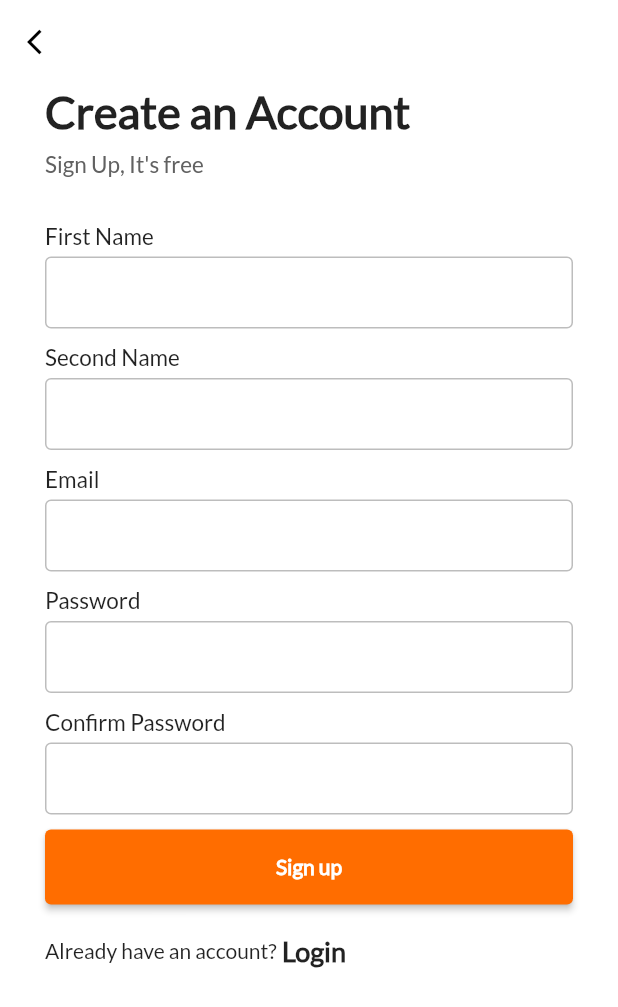
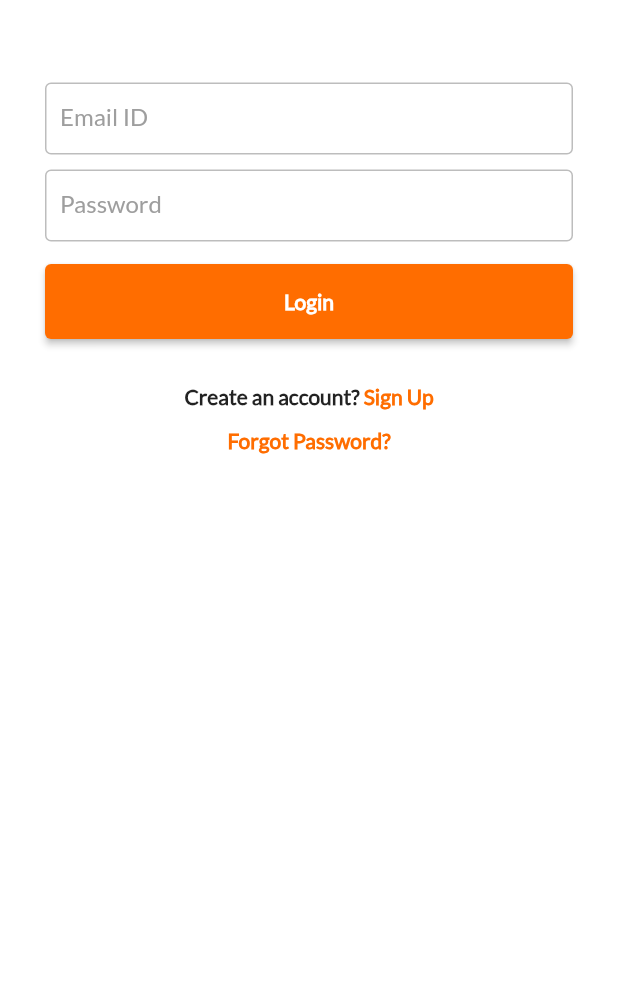
Before and after one commit to saptarshiweb/attendly, a Flutter app: the screen it shows after launch, on a phone screen of 412 x 824 dp. Shown: the top 1007 px of the screen. Run offline on Flutter 3.47's test engine with Material 2 defaults, Android fonts, the light colour scheme and no system bars; our stand-ins replace flutter_zoom_drawer, lottie; missing offline and left inert: simple_barcode_scanner; network calls fail.

Commit message:
Login/SignUp Working Fine

```diff
--- /dev/null
+++ b/lib/color_constants.dart
@@ -0,0 +1,3 @@
+import 'package:flutter/material.dart';
+
+Color accent = Colors.deepOrangeAccent.shade700;
--- /dev/null
+++ b/lib/custom_widgets.dart
@@ -0,0 +1,29 @@
+import 'package:flutter/material.dart';
+
+Color accent = Colors.orangeAccent.shade700;
+
+Widget inputFile(
+    {label, obscureText = false, required TextEditingController controller}) {
+  return Padding(
+    padding: const EdgeInsets.only(top: 5, bottom: 5),
+    child: TextFormField(
+      cursorColor: accent,
+      controller: controller,
+      obscureText: obscureText,
+      decoration: InputDecoration(
+          labelText: label,
+          labelStyle: const TextStyle(color: Colors.grey),
+          contentPadding:
+              const EdgeInsets.symmetric(vertical: 0, horizontal: 10),
+          enabledBorder: OutlineInputBorder(
+            borderSide: BorderSide(color: Colors.grey.shade400),
+          ),
+          focusedBorder: OutlineInputBorder(
+            borderSide:
+                BorderSide(color: Colors.orangeAccent.shade700, width: 2),
+          ),
+          border: OutlineInputBorder(
+              borderSide: BorderSide(color: Colors.grey.shade400))),
+    ),
+  );
+}
--- a/lib/main.dart
+++ b/lib/main.dart
@@ -1,10 +1,62 @@
-import 'package:attendly/screens/register_screen.dart';
+import 'dart:convert';
+
+import 'package:attendly/models/user_model.dart';
+import 'package:attendly/screens/home_page_main.dart';
+import 'package:attendly/screens/login_screen.dart';
 import 'package:flutter/material.dart';
+import 'package:http/http.dart' as http;
 
-void main() {
+void main() async {
   runApp(MaterialApp(
     theme: ThemeData(fontFamily: 'lato'),
     debugShowCheckedModeBanner: false,
-    home: const RegisterScreen(),
+    home: const StartWidget(),
   ));
 }
+
+class StartWidget extends StatefulWidget {
+  const StartWidget({Key? key}) : super(key: key);
+
+  @override
+  State<StartWidget> createState() => _StartWidgetState();
+}
+
+class _StartWidgetState extends State<StartWidget> {
+  String url = 'https://attendly-backend.vercel.app/api/profile';
+
+  Future profilefetch() async {
+    final response = await http.get(
+      Uri.parse(url),
+      headers: <String, String>{
+        'Content-Type': 'application/json; charset=UTF-8',
+      },
+    );
+    ProfileLoggedIn profile =
+        ProfileLoggedIn(isAuth: false, id: '', email: '', name: '');
+
+    if (response.statusCode == 200) {
+      profile = ProfileLoggedIn.fromJson(jsonDecode(response.body));
+    }
+  }
+
+  @override
+  void initState() {
+    // TODO: implement initState
+    profilefetch();
+    super.initState();
+  }
+
+  @override
+  Widget build(BuildContext context) {
+    return FutureBuilder(
+        future: profilefetch(),
+        builder: (context, snapshot) {
+          if (snapshot.hasData) {
+            if (snapshot.data!.isAuth == true) {
+              return const HomePage();
+            }
+          }
+          return const LoginScreen();
+        });
+  }
+}
--- a/lib/models/user_model.dart
+++ b/lib/models/user_model.dart
@@ -23,3 +23,66 @@ class UserRegister {
     );
   }
 }
+
+
+//Login User
+class UserLogin {
+  final String email;
+  final String password;
+
+  UserLogin({
+    required this.email,
+    required this.password,
+  });
+
+  factory UserLogin.fromJson(Map<String, dynamic> json) {
+    return UserLogin(
+      email: json['email'],
+      password: json['password'],
+    );
+  }
+}
+
+
+//Response Message for Logging In
+
+class LoginResponseMessage {
+  final bool isAuth;
+  final String message;
+
+  LoginResponseMessage({
+    required this.isAuth,
+    required this.message,
+  });
+
+  factory LoginResponseMessage.fromJson(Map<String, dynamic> json) {
+    return LoginResponseMessage(
+      isAuth: json['isAuth'],
+      message: json['message'],
+    );
+  }
+}
+//Profile logged In
+
+class ProfileLoggedIn {
+  final bool isAuth;
+  final String id;
+  final String email;
+  final String name;
+
+  ProfileLoggedIn({
+    required this.isAuth,
+    required this.id,
+    required this.email,
+    required this.name,
+  });
+
+  factory ProfileLoggedIn.fromJson(Map<String, dynamic> json) {
+    return ProfileLoggedIn(
+      isAuth: json['isAuth'],
+      id: json['id'],
+      email: json['email'],
+      name: json['name'],
+    );
+  }
+}
--- a/lib/screens/login_screen.dart
+++ b/lib/screens/login_screen.dart
@@ -1,7 +1,14 @@
 // ignore_for_file: prefer_const_constructors
 
+import 'dart:convert';
+
+import 'package:attendly/custom_widgets.dart';
+import 'package:attendly/models/user_model.dart';
+import 'package:attendly/screens/home_page_main.dart';
+import 'package:attendly/screens/register_screen.dart';
+import 'package:flutter/cupertino.dart';
 import 'package:flutter/material.dart';
-import 'package:flutter/services.dart';
+import 'package:http/http.dart' as http;
 
 class LoginScreen extends StatefulWidget {
   const LoginScreen({super.key});
@@ -11,58 +18,111 @@ class LoginScreen extends StatefulWidget {
 }
 
 class _LoginScreenState extends State<LoginScreen> {
+  Color accent = Colors.orangeAccent.shade700;
+  TextEditingController emailController = TextEditingController();
+  TextEditingController passwordController = TextEditingController();
+
+  String url = 'https://attendly-backend.vercel.app/api/login';
+
+  Future LoginUser(String email, String pass) async {
+    final response = await http.post(
+      Uri.parse(url),
+      headers: <String, String>{
+        'Content-Type': 'application/json; charset=UTF-8',
+      },
+      body: jsonEncode(<String, String>{
+        'email': email,
+        'password': pass,
+      }),
+    );
+
+    if (response.statusCode == 200) {
+      // ignore: use_build_context_synchronously, unrelated_type_equality_checks
+      LoginResponseMessage loginmessage =
+          LoginResponseMessage(isAuth: false, message: '');
+      loginmessage = LoginResponseMessage.fromJson(jsonDecode(response.body));
+
+      if (loginmessage.isAuth) {
+        // ignore: use_build_context_synchronously
+        Navigator.push(
+          context,
+          CupertinoPageRoute(builder: (context) => HomePage()),
+        );
+      } else {
+        print(loginmessage.message);
+      }
+    }
+  }
+
   @override
   Widget build(BuildContext context) {
     return Scaffold(
       resizeToAvoidBottomInset: false,
       backgroundColor: Colors.white,
       appBar: AppBar(
-        elevation: 0,
-        backgroundColor: Colors.white,
-        leading: IconButton(
-          onPressed: () {
-            Navigator.pop(context);
-          },
-          icon: Icon(
-            Icons.arrow_back_ios,
-            size: 20,
-            color: Colors.black,
-          ),
-        ),
-        systemOverlayStyle: SystemUiOverlayStyle.dark,
+        toolbarHeight: 0.0,
       ),
       body: SingleChildScrollView(
-          child: Column(
-        children: const [],
+          child: Padding(
+        padding: const EdgeInsets.only(left: 30, right: 30),
+        child: Column(
+          crossAxisAlignment: CrossAxisAlignment.start,
+          children: [
+            SizedBox(height: 50),
+            inputFile(label: "Email ID", controller: emailController),
+            inputFile(label: "Password", controller: passwordController),
+            SizedBox(height: 10),
+            ElevatedButton(
+              onPressed: () {
+                LoginUser(emailController.text, passwordController.text);
+              },
+              style: ElevatedButton.styleFrom(
+                  backgroundColor: accent, minimumSize: Size.fromHeight(50)),
+              child: Padding(
+                padding: const EdgeInsets.all(12.0),
+                child: Text(
+                  "Login",
+                  style: TextStyle(
+                    fontWeight: FontWeight.bold,
+                    fontSize: 14,
+                    color: Colors.white,
+                  ),
+                ),
+              ),
+            ),
+            SizedBox(height: 30),
+            Row(
+              mainAxisAlignment: MainAxisAlignment.center,
+              children: [
+                Text(
+                  'Create an account? ',
+                  style: TextStyle(fontWeight: FontWeight.bold),
+                ),
+                GestureDetector(
+                  onTap: () {
+                    Navigator.pushReplacement(
+                        context,
+                        CupertinoPageRoute(
+                            builder: (context) => RegisterScreen()));
+                  },
+                  child: Text('Sign Up',
+                      style: TextStyle(
+                          color: accent, fontWeight: FontWeight.bold)),
+                )
+              ],
+            ),
+            SizedBox(height: 12),
+            Center(
+              child: GestureDetector(
+                onTap: () {},
+                child: Text('Forgot Password?',
+                    style:
+                        TextStyle(color: accent, fontWeight: FontWeight.bold)),
+              ),
+            )
+          ],
+        ),
       )),
     );
   }
 }
-
-// we will be creating a widget for text field
-Widget inputFile({label, obscureText = false}) {
-  return Column(
-    crossAxisAlignment: CrossAxisAlignment.start,
-    children: <Widget>[
-      Text(
-        label,
-        style: TextStyle(
-            fontSize: 15, fontWeight: FontWeight.w400, color: Colors.black87),
-      ),
-      SizedBox(height: 5),
-      TextField(
-        obscureText: obscureText,
-        decoration: InputDecoration(
-            contentPadding: EdgeInsets.symmetric(vertical: 0, horizontal: 10),
-            enabledBorder: OutlineInputBorder(
-              borderSide: BorderSide(color: Colors.grey.shade400),
-            ),
-            border: OutlineInputBorder(
-                borderSide: BorderSide(color: Colors.grey.shade400))),
-      ),
-      SizedBox(
-        height: 10,
-      )
-    ],
-  );
-}
--- a/lib/screens/register_screen.dart
+++ b/lib/screens/register_screen.dart
@@ -2,7 +2,9 @@
 
 import 'dart:convert';
 
+import 'package:attendly/custom_widgets.dart';
 import 'package:attendly/screens/login_screen.dart';
+import 'package:flutter/cupertino.dart';
 import 'package:flutter/material.dart';
 import 'package:flutter/services.dart';
 import 'package:http/http.dart' as http;
@@ -21,28 +23,7 @@ class _RegisterScreenState extends State<RegisterScreen> {
 
   String url = 'https://attendly-backend.vercel.app/api/register';
 
-  String firstname = 'Saptarshi';
-  String secondname = 'Mandal';
-  String email = 'sapmessi12345@gmail.com';
-  String password1 = '123456789';
-  String password2 = '123456789';
-
-  // Future save() async {
-  //   var res = await http.post(Uri.parse(url), headers: <String, String>{
-  //     'Context-Type': 'application/json;charSet=UTF-8'
-  //   }, body: <String, String>{
-  //     'firstname': firstnameController.text,
-  //     'secondname': secondnameController.text,
-  //     'email': emailController.text,
-  //     'password': passwordController.text,
-  //     'password2': password2Controller.text
-  //   });
-  //   print(res.body);
-  //   Navigator.push(
-  //       context, MaterialPageRoute(builder: (context) => LoginScreen()));
-  // }
-
-  Future<UserRegister> createPost(String fname, String sname, String email,
+  Future registerUser(String fname, String sname, String email,
       String pass, String pass2) async {
     final response = await http.post(
       Uri.parse(url),
@@ -58,18 +39,6 @@ class _RegisterScreenState extends State<RegisterScreen> {
       }),
     );
 
-    if (response.statusCode == 201 ||
-        response.statusCode == 200) {
-      // If the server did return a 201 CREATED response,
-      // then parse the JSON.
-      return UserRegister.fromJson(jsonDecode(response.body));
-    } else {
-      // If the server did not return a 201 CREATED response,
-      // then throw an exception.
-      // ignore: prefer_interpolation_to_compose_strings
-      throw Exception('Failed to create Notes: Status Code - ' +
-          response.statusCode.toString());
-    }
   }
 
   TextEditingController firstnameController = TextEditingController();
@@ -78,7 +47,7 @@ class _RegisterScreenState extends State<RegisterScreen> {
   TextEditingController passwordController = TextEditingController();
   TextEditingController password2Controller = TextEditingController();
 
-  late UserRegister _userRegister;
+  bool value = false;
 
   @override
   Widget build(BuildContext context) {
@@ -90,7 +59,8 @@ class _RegisterScreenState extends State<RegisterScreen> {
         backgroundColor: Colors.white,
         leading: IconButton(
           onPressed: () {
-            Navigator.pop(context);
+            Navigator.pushReplacement(context,
+                CupertinoPageRoute(builder: (context) => LoginScreen()));
           },
           icon: Icon(
             Icons.arrow_back_ios,
@@ -130,14 +100,37 @@ class _RegisterScreenState extends State<RegisterScreen> {
                   label: "Confirm Password",
                   obscureText: true,
                   controller: password2Controller),
+
+              //checkbox
+
+              SizedBox(height: 12),
+
+              Row(
+                children: [
+                  Checkbox(
+                    value: value,
+                    onChanged: (bool? value) {
+                      setState(() {
+                        this.value = value!;
+                      });
+                    },
+                  ),
+                  Text(' I agree to the Terms & Conditions'),
+                ],
+              ),
+              SizedBox(height: 20), //Ch
               ElevatedButton(
                 onPressed: () {
-                  createPost(
-                    firstname,secondname,email,password1,password2
-              );
+                  registerUser(
+                    firstnameController.text,
+                    secondnameController.text,
+                    emailController.text,
+                    passwordController.text,
+                    password2Controller.text,
+                  );
 
-                  // Navigator.push(context,
-                  //     MaterialPageRoute(builder: (context) => LoginScreen()));
+                  Navigator.pushReplacement(context,
+                      CupertinoPageRoute(builder: (context) => LoginScreen()));
                 },
                 style: ElevatedButton.styleFrom(
                     backgroundColor: accent, minimumSize: Size.fromHeight(50)),
@@ -166,8 +159,10 @@ class _RegisterScreenState extends State<RegisterScreen> {
                     },
                     child: Text(
                       " Login",
-                      style:
-                          TextStyle(fontWeight: FontWeight.w600, fontSize: 18),
+                      style: TextStyle(
+                          fontWeight: FontWeight.w600,
+                          fontSize: 16,
+                          color: accent),
                     ),
                   )
                 ],
@@ -182,33 +177,3 @@ class _RegisterScreenState extends State<RegisterScreen> {
 }
 
 // we will be creating a widget for text field
-Widget inputFile(
-    {label, obscureText = false, required TextEditingController controller}) {
-  return Column(
-    crossAxisAlignment: CrossAxisAlignment.start,
-    children: <Widget>[
-      Text(
-        label,
-        style: TextStyle(
-            fontSize: 15, fontWeight: FontWeight.w400, color: Colors.black87),
-      ),
-      SizedBox(height: 5),
-      TextField(
-        controller: controller,
-        obscureText: obscureText,
-        decoration: InputDecoration(
-            contentPadding: EdgeInsets.symmetric(vertical: 0, horizontal: 10),
-            enabledBorder: OutlineInputBorder(
-              borderSide: BorderSide(color: Colors.grey.shade400),
-            ),
-            focusedBorder: OutlineInputBorder(
-              borderSide:
-                  BorderSide(color: Colors.orangeAccent.shade700, width: 2),
-            ),
-            border: OutlineInputBorder(
-                borderSide: BorderSide(color: Colors.grey.shade400))),
-      ),
-      SizedBox(height: 10)
-    ],
-  );
-}
```
Also changed, not shown: 2 other files.
